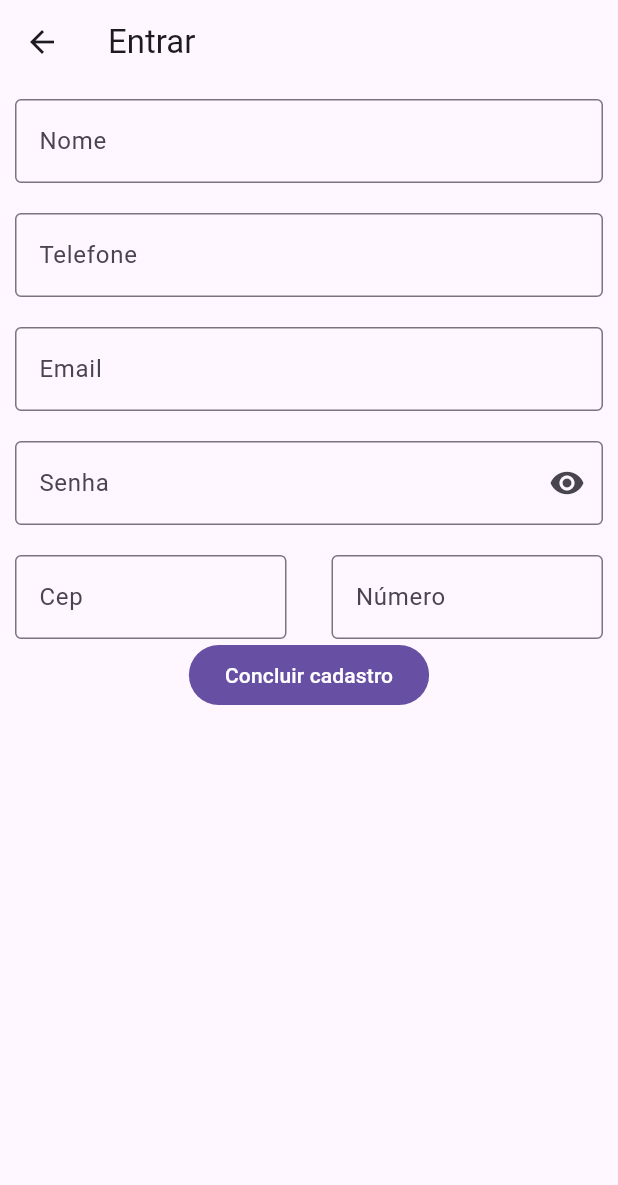
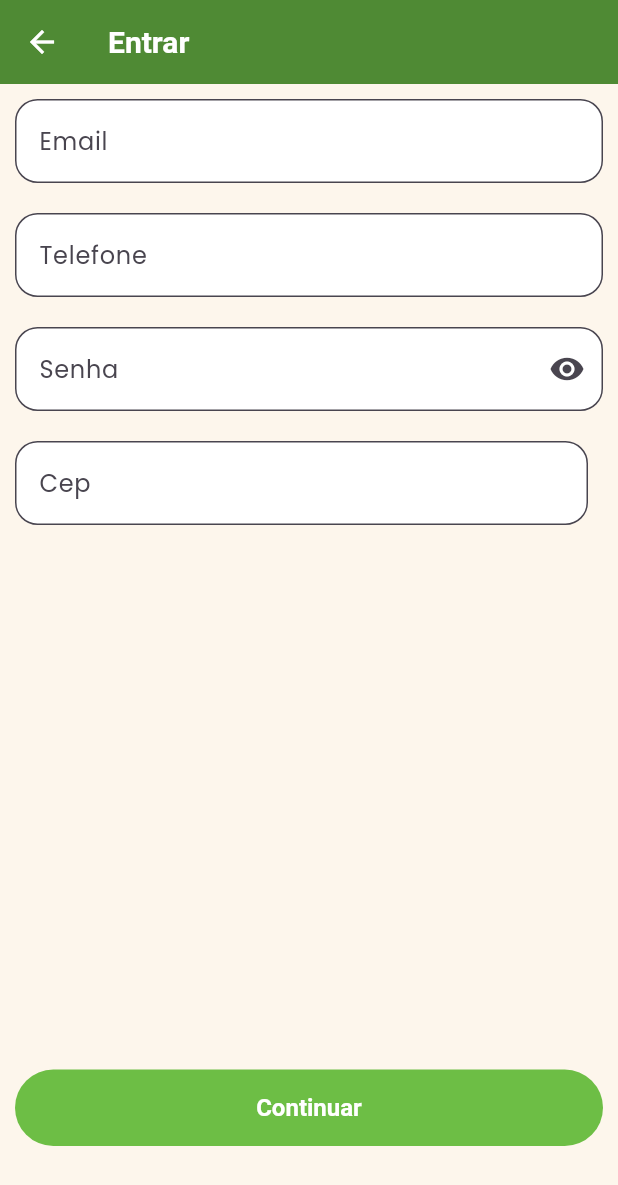
Before and after one commit to Lucianooliveir/findyf-app, a Flutter app: the CadastroPage screen opened by its route, on a phone screen of 412 x 824 dp. Shown: the top 1185 px of the screen. Run offline on Flutter 3.47's test engine with Material 3 defaults, Android fonts, the light colour scheme and no system bars; our stand-ins replace dio, get, google_fonts, image_cropper, image_picker, mask_text_input_formatter.

Commit message:
novo cadastro e login

```diff
--- /dev/null
+++ b/lib/commons/config/appcolors.dart
@@ -0,0 +1,9 @@
+import 'dart:ui';
+
+final class Appcolors {
+  static const backgroundColor = Color(0xFFFDF6EC);
+  static const primaryColor = Color(0xFF6DBE45);
+  static const secondaryColor = Color(0xFF4F8A34);
+  static const textColor = Color(0xFFFFFFFF);
+  static const textSecondaryColor = Color(0xFF000000);
+}
--- a/lib/commons/config/variables.dart
+++ b/lib/commons/config/variables.dart
@@ -1,5 +1,5 @@
 final class Variables {
   static const baseUrl = "http://localhost:8080";
-  static const cadastroUrl = "/login/cadastro";
-  static const loginUrl = "/login/login";
+  static const cadastroUrl = "/auth/cadastro";
+  static const loginUrl = "/auth/login";
 }
--- /dev/null
+++ b/lib/commons/models/user_model.dart
@@ -0,0 +1 @@
+class UserModel {}
--- /dev/null
+++ b/lib/commons/widgets/filled_button_widget.dart
@@ -0,0 +1,17 @@
+import 'package:flutter/material.dart';
+
+class FilledButtonWidget extends StatelessWidget {
+  const FilledButtonWidget(
+      {super.key, required this.label, required this.onPressed});
+
+  final String label;
+  final VoidCallback onPressed;
+
+  @override
+  Widget build(BuildContext context) {
+    return FilledButton(
+      onPressed: onPressed,
+      child: Padding(padding: const EdgeInsets.all(16), child: Text(label)),
+    );
+  }
+}
--- a/lib/login/pages/cadastro_page.dart
+++ b/lib/login/pages/cadastro_page.dart
@@ -1,3 +1,5 @@
+import 'package:findyf_app/commons/config/appcolors.dart';
+import 'package:findyf_app/commons/widgets/filled_button_widget.dart';
 import 'package:findyf_app/login/controllers/login_controller.dart';
 import 'package:flutter/material.dart';
 import 'package:get/get_state_manager/get_state_manager.dart';
@@ -15,17 +17,24 @@ class CadastroPage extends StatelessWidget {
       appBar: AppBar(
         title: const Text("Entrar"),
       ),
-      body: SingleChildScrollView(
-        child: Padding(
+      body: Padding(
         padding: const EdgeInsets.all(10),
         child: Column(
+          crossAxisAlignment: CrossAxisAlignment.stretch,
           children: [
             TextField(
               decoration: const InputDecoration(
-                  labelText: "Nome",
-                  border: OutlineInputBorder(),
+                labelText: "Email",
+                fillColor: Appcolors.textColor,
+                hintText: "exemplo@email.com",
+                filled: true,
+                border: OutlineInputBorder(
+                  borderRadius: BorderRadius.all(
+                    Radius.circular(15),
                   ),
-                controller: loginController.nomeController,
+                ),
+              ),
+              controller: loginController.emailController,
             ),
             const SizedBox(
               height: 20,
@@ -33,7 +42,14 @@ class CadastroPage extends StatelessWidget {
             TextField(
               decoration: const InputDecoration(
                 labelText: "Telefone",
-                  border: OutlineInputBorder(),
+                fillColor: Appcolors.textColor,
+                hintText: "(12) 34567-8901",
+                filled: true,
+                border: OutlineInputBorder(
+                  borderRadius: BorderRadius.all(
+                    Radius.circular(15),
+                  ),
+                ),
               ),
               inputFormatters: [
                 MaskTextInputFormatter(
@@ -48,21 +64,18 @@ class CadastroPage extends StatelessWidget {
             const SizedBox(
               height: 20,
             ),
-              TextField(
-                decoration: const InputDecoration(
-                  labelText: "Email",
-                  border: OutlineInputBorder(),
-                ),
-                controller: loginController.emailController,
-              ),
-              const SizedBox(
-                height: 20,
-              ),
             Obx(
               () => TextField(
                 decoration: InputDecoration(
                   labelText: "Senha",
-                    border: const OutlineInputBorder(),
+                  fillColor: Appcolors.textColor,
+                  hintText: "********",
+                  filled: true,
+                  border: const OutlineInputBorder(
+                    borderRadius: BorderRadius.all(
+                      Radius.circular(15),
+                    ),
+                  ),
                   suffixIcon: IconButton(
                     onPressed: () => {loginController.visibilidadeSenha()},
                     icon: Icon(
@@ -85,7 +98,14 @@ class CadastroPage extends StatelessWidget {
                   child: TextField(
                     decoration: const InputDecoration(
                       labelText: "Cep",
-                        border: OutlineInputBorder(),
+                      fillColor: Appcolors.textColor,
+                      hintText: "12345-678",
+                      filled: true,
+                      border: OutlineInputBorder(
+                        borderRadius: BorderRadius.all(
+                          Radius.circular(15),
+                        ),
+                      ),
                     ),
                     controller: loginController.cepController,
                     inputFormatters: [
@@ -99,27 +119,21 @@ class CadastroPage extends StatelessWidget {
                   ),
                 ),
                 const SizedBox(
-                    width: 30,
-                  ),
-                  Expanded(
-                    child: TextField(
-                      decoration: const InputDecoration(
-                        labelText: "Número",
-                        border: OutlineInputBorder(),
-                      ),
-                      controller: loginController.numeroController,
-                    ),
+                  width: 10,
                 ),
               ],
             ),
-              FilledButton(
+            const Spacer(),
+            FilledButtonWidget(
               onPressed: () => {
                 loginController.concluirCadastro(),
               },
-                child: const Text("Concluir cadastro"),
+              label: "Continuar",
             ),
+            const SizedBox(
+              height: 50,
+            )
           ],
-          ),
         ),
       ),
     );
--- a/lib/routes/routes.dart
+++ b/lib/routes/routes.dart
@@ -1,6 +1,7 @@
 import 'package:findyf_app/home/pages/home_page.dart';
 import 'package:findyf_app/login/bindings/login_bindings.dart';
 import 'package:findyf_app/login/pages/cadastro_page.dart';
+import 'package:findyf_app/login/pages/customizar_page.dart';
 import 'package:findyf_app/login/pages/login_page.dart';
 import 'package:findyf_app/login/pages/sign_in_page.dart';
 import 'package:get/route_manager.dart';
@@ -21,6 +22,11 @@ final appRoutes = [
         page: () => CadastroPage(),
         binding: LoginBindings(),
       ),
+      GetPage(
+        name: "/customizar",
+        page: () => CustomizarPage(),
+        binding: LoginBindings(),
+      )
     ],
   ),
   GetPage(
```
Also changed, not shown: lib/login/controllers/login_controller.dart (+54 -19 lines), lib/login/pages/customizar_page.dart (added, +99 -0 lines), lib/login/pages/login_page.dart (+19 -8 lines), lib/login/pages/sign_in_page.dart (+31 -6 lines), lib/main.dart (+29 -0 lines), pubspec.yaml (+7 -5 lines), assets/images/logo.png (added), assets/images/pfp.png (added), pubspec.lock, 15 other files. Lines whose indentation alone changed are shown as unchanged.
